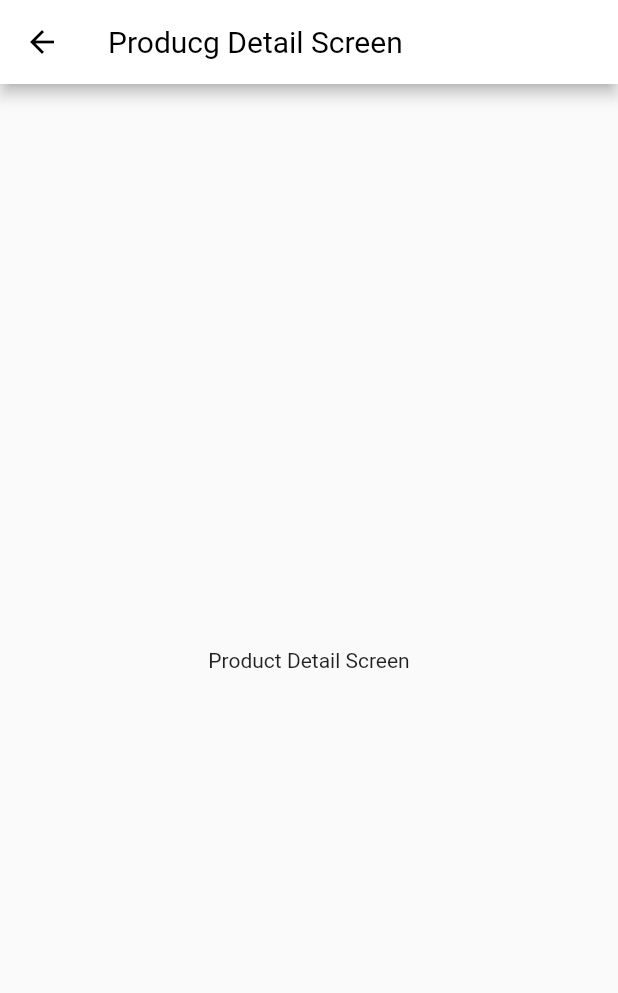
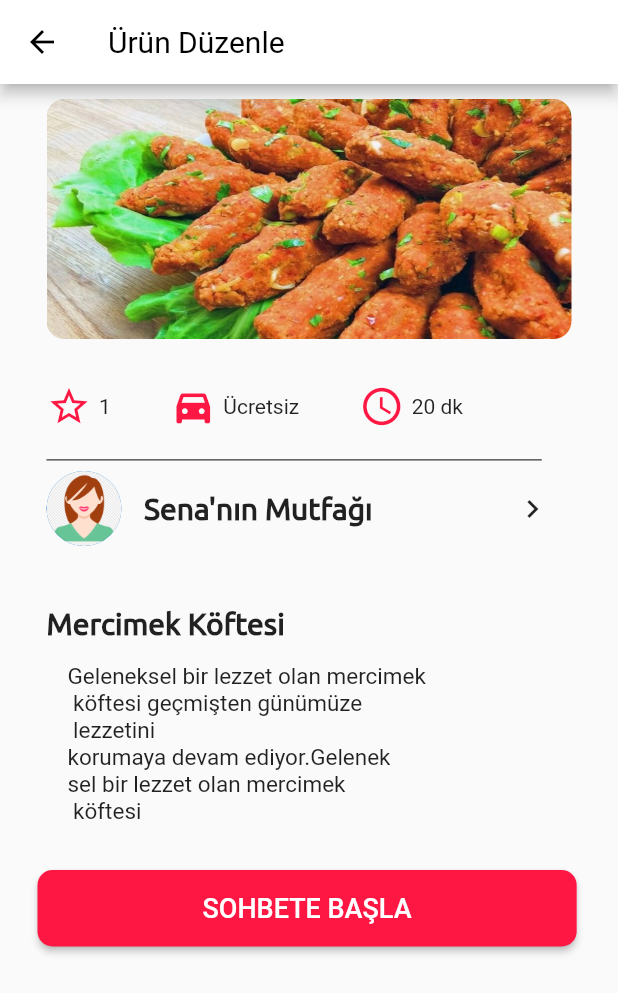
Before and after one commit to SuleymanKeles/TIKTIK, a Flutter app: the ProductDetailScreen screen opened by its route, on a phone screen of 412 x 824 dp. Shown: the top 993 px of the screen. Run offline on Flutter 3.47's test engine with Material 2 defaults, Android fonts, the phone set to English and light mode, and no system bars; our stand-ins replace cloud_firestore, firebase_auth, firebase_core, flutter_signin_button, google_sign_in; missing offline and left inert: cloud_firestore_web, firebase_auth_web, firebase_core_web, google_sign_in_web; accounts and stored records are empty; project files that could hold a hidden picture were left out.

Commit message:
Update ProductDetailScreen.dart

```diff
--- a/lib/screen/ProductDetailScreen.dart
+++ b/lib/screen/ProductDetailScreen.dart
@@ -1,4 +1,8 @@
+import 'package:flutter/cupertino.dart';
 import 'package:flutter/material.dart';
+import 'package:tiktik/StyleProvider.dart';
+
+import '../profileWidget.dart';
 
 class ProductDetailScreen extends StatefulWidget {
   const ProductDetailScreen({Key? key}) : super(key: key);
@@ -10,12 +14,124 @@ class ProductDetailScreen extends StatefulWidget {
 class _ProductDetailScreenState extends State<ProductDetailScreen> {
   @override
   Widget build(BuildContext context) {
-    return SafeArea(
-        child: Scaffold(
-          appBar: AppBar(
-            title: const Text("Producg Detail Screen"),
+    return Scaffold(
+      appBar: AppBar(
+          title: const Text("Ürün Düzenle",
+              style: TextStyle(fontSize: 20, fontWeight: FontWeight.w400))),
+      body: Padding(
+        padding: const EdgeInsets.symmetric(horizontal: 25.0, vertical: 10.0),
+        child: SafeArea(
+          child: SingleChildScrollView(
+            child: Column(
+              children: <Widget>[
+                ClipRRect(
+                  borderRadius: BorderRadius.circular(12.0),
+                  child: Material(
+                    color: Colors.transparent,
+                    child: Ink.image(
+                      image: AssetImage('assets/images/mercimekköftesi.png'),
+                      fit: BoxFit.fill,
+                      width: 350.0,
+                      height: 160.0,
+                    ),
+                  ),
+                ),
+                const SizedBox(height: 30),
+                Row(
+                  children: <Widget>[
+                    SizedBox(width: 6),
+                    Icon(Icons.star_border, color: mainColor, size: 30.0),
+                    SizedBox(width: 5),
+                    Text('1'),
+                    SizedBox(width: 40),
+                    Icon(Icons.directions_car_filled,
+                        color: mainColor, size: 30.0),
+                    SizedBox(width: 5),
+                    Text('Ücretsiz'),
+                    SizedBox(width: 40),
+                    Icon(Icons.access_time, color: mainColor, size: 30.0),
+                    SizedBox(width: 5),
+                    Text('20 dk')
+                  ],
+                ),
+                const SizedBox(height: 10),
+                Row(children: const <Widget>[
+                  SizedBox(width: 6),
+                  Text(
+                      "                    "
+                      "                    "
+                      "                       "
+                      "                       "
+                      "      ",
+                      style: TextStyle(
+                        fontSize: 15,
+                        fontWeight: FontWeight.w100,
+                        fontStyle: FontStyle.normal,
+                        decoration: TextDecoration.lineThrough,
+                      ),
+                      textAlign: TextAlign.start),
+                ]),
+                Row(
+                  children: const <Widget>[
+                    SizedBox(width: 6),
+                    CircleAvatar(
+                      backgroundImage: AssetImage('assets/images/avatar.png'),
+                      radius: 25,
+                    ),
+                    SizedBox(width: 15),
+                    Text('Sena\'nın Mutfağı ',
+                        style: TextStyle(
+                            fontSize: 20,
+                            fontWeight: FontWeight.bold,
+                            fontFamily: "Ubuntu")),
+                    SizedBox(width: 90),
+                    Icon(
+                      Icons.chevron_right,
+                    )
+                  ],
+                ),
+                const SizedBox(height: 40),
+                Row(
+                  children: const <Widget>[
+                    SizedBox(width: 6),
+                    Text('Mercimek Köftesi',
+                        style: TextStyle(
+                            fontSize: 20,
+                            fontWeight: FontWeight.bold,
+                            fontFamily: "Ubuntu"))
+                  ],
+                ),
+                const SizedBox(height: 15),
+                Row(
+                  children: const <Widget>[
+                    SizedBox(width: 20),
+                    Text(
+                        'Geleneksel bir lezzet olan mercimek\n köftesi '
+                        'geçmişten günümüze\n lezzetini \nkorumaya '
+                        'devam ediyor.Gelenek\nsel bir lezzet olan mercimek\n köftesi ',
+                        style: TextStyle(fontSize: 15))
+                  ],
+                ),
+                const SizedBox(height: 30),
+                Row(children: <Widget>[
+                  ElevatedButton(
+                      onPressed: () {},
+                      style: ElevatedButton.styleFrom(
+                          primary: Colors.redAccent[400],
+                          shape: RoundedRectangleBorder(
+                              borderRadius: BorderRadius.circular(10.0)),
+                          padding: const EdgeInsets.symmetric(
+                              horizontal: 110.0, vertical: 15.0)),
+                      child: const Text(
+                        "SOHBETE BAŞLA",
+                        style: TextStyle(fontSize: 18.0, color: Colors.white),
+                      ))
+                ])
+              ],
+            ),
           ),
-          body: const Center(child: Text("Product Detail Screen")),
-        ));
+        ),
+      ),
+    );
   }
 }
```
